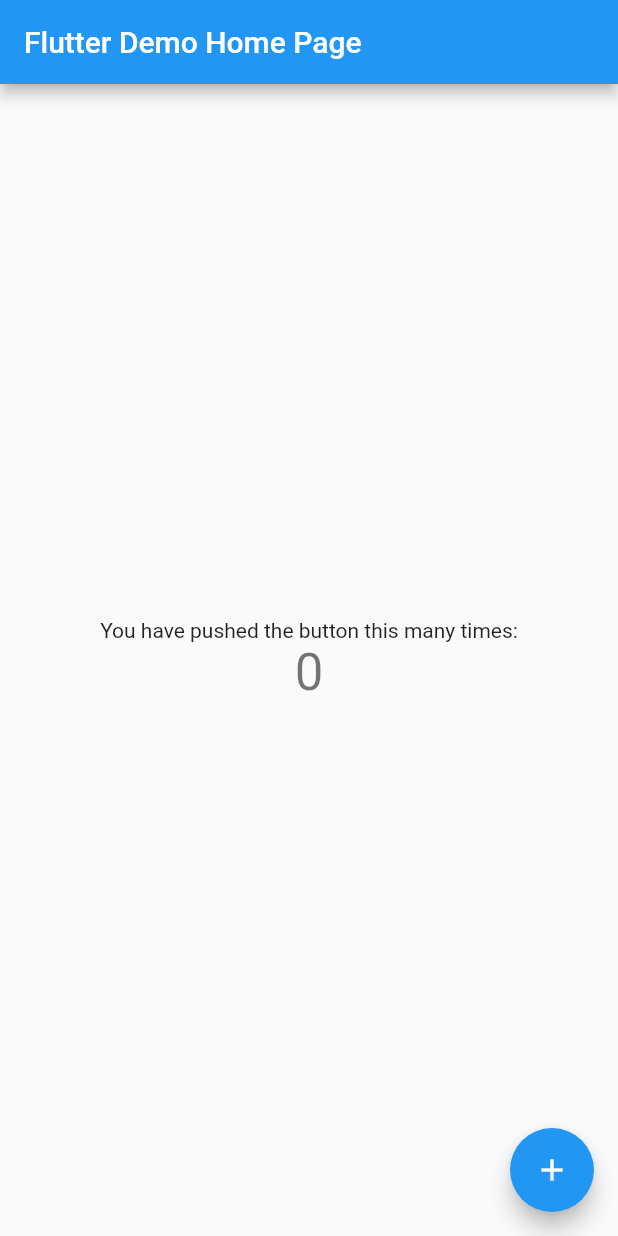
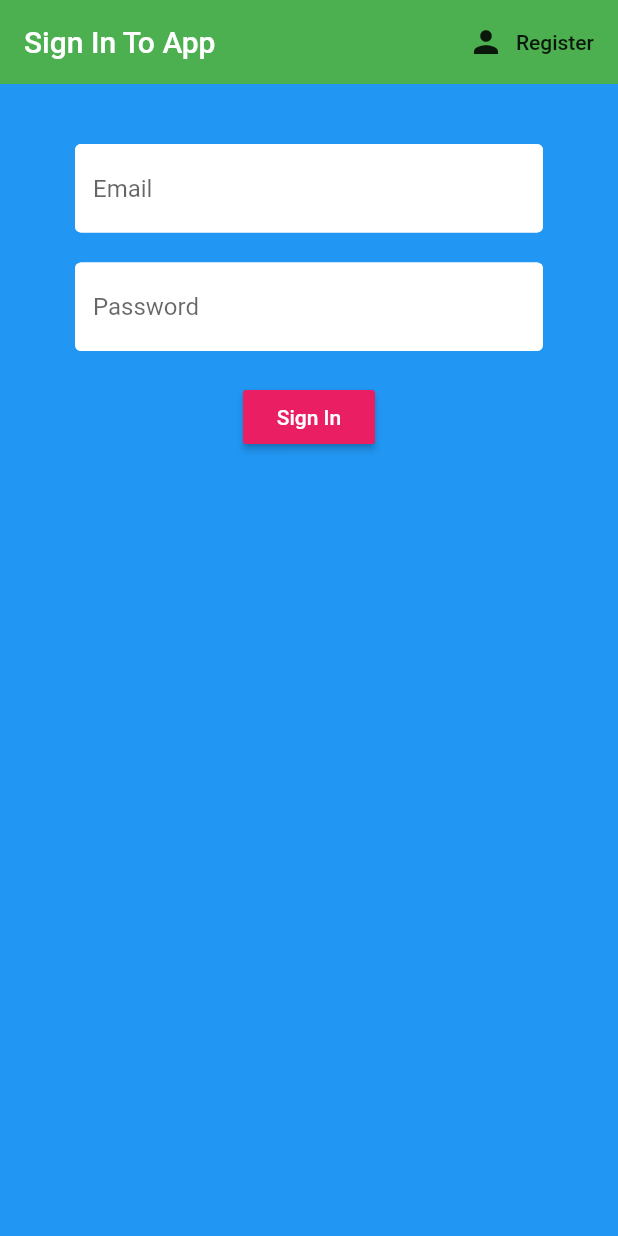
Before and after one commit to sanjaymj/GroceryStoreApp, a Flutter app: the screen it shows after launch, on a phone screen of 412 x 824 dp. Run offline on Flutter 3.47's test engine with Material 2 defaults, Android fonts, the phone set to English and light mode, and no system bars; our stand-ins replace firebase_auth, flutter_spinkit; accounts and stored records are empty.

Commit message:
Feature/sign in page (#1)
* add login page

* add sign in page

Co-authored-by: Sanjay <Sanjay.Jayaram@codecamp-n.com>

```diff
--- a/lib/main.dart
+++ b/lib/main.dart
@@ -1,111 +1,26 @@
+import 'package:dinci_samaan/models/user.dart';
+import 'package:dinci_samaan/services/firebase-auth.service.dart';
+import 'package:dinci_samaan/views/auth-wrapper.dart';
 import 'package:flutter/material.dart';
+import 'package:firebase_auth/firebase_auth.dart';
+import 'package:provider/provider.dart';
+void main() {
 
-void main() => runApp(MyApp());
+    runApp(new MyApp());
+
+}
+final FirebaseAuth auth = FirebaseAuth.instance;
 
 class MyApp extends StatelessWidget {
   // This widget is the root of your application.
   @override
   Widget build(BuildContext context) {
-    return MaterialApp(
-      title: 'Flutter Demo',
-      theme: ThemeData(
-        // This is the theme of your application.
-        //
-        // Try running your application with "flutter run". You'll see the
-        // application has a blue toolbar. Then, without quitting the app, try
-        // changing the primarySwatch below to Colors.green and then invoke
-        // "hot reload" (press "r" in the console where you ran "flutter run",
-        // or simply save your changes to "hot reload" in a Flutter IDE).
-        // Notice that the counter didn't reset back to zero; the application
-        // is not restarted.
-        primarySwatch: Colors.blue,
-      ),
-      home: MyHomePage(title: 'Flutter Demo Home Page'),
+    return StreamProvider<User>.value(
+      value: FirebaseAuthService().user,
+      child: MaterialApp(
+        home: AuthWrapper()
+      )
+
     );
   }
 }
-
-class MyHomePage extends StatefulWidget {
-  MyHomePage({Key key, this.title}) : super(key: key);
-
-  // This widget is the home page of your application. It is stateful, meaning
-  // that it has a State object (defined below) that contains fields that affect
-  // how it looks.
-
-  // This class is the configuration for the state. It holds the values (in this
-  // case the title) provided by the parent (in this case the App widget) and
-  // used by the build method of the State. Fields in a Widget subclass are
-  // always marked "final".
-
-  final String title;
-
-  @override
-  _MyHomePageState createState() => _MyHomePageState();
-}
-
-class _MyHomePageState extends State<MyHomePage> {
-  int _counter = 0;
-
-  void _incrementCounter() {
-    setState(() {
-      // This call to setState tells the Flutter framework that something has
-      // changed in this State, which causes it to rerun the build method below
-      // so that the display can reflect the updated values. If we changed
-      // _counter without calling setState(), then the build method would not be
-      // called again, and so nothing would appear to happen.
-      _counter++;
-    });
-  }
-
-  @override
-  Widget build(BuildContext context) {
-    // This method is rerun every time setState is called, for instance as done
-    // by the _incrementCounter method above.
-    //
-    // The Flutter framework has been optimized to make rerunning build methods
-    // fast, so that you can just rebuild anything that needs updating rather
-    // than having to individually change instances of widgets.
-    return Scaffold(
-      appBar: AppBar(
-        // Here we take the value from the MyHomePage object that was created by
-        // the App.build method, and use it to set our appbar title.
-        title: Text(widget.title),
-      ),
-      body: Center(
-        // Center is a layout widget. It takes a single child and positions it
-        // in the middle of the parent.
-        child: Column(
-          // Column is also a layout widget. It takes a list of children and
-          // arranges them vertically. By default, it sizes itself to fit its
-          // children horizontally, and tries to be as tall as its parent.
-          //
-          // Invoke "debug painting" (press "p" in the console, choose the
-          // "Toggle Debug Paint" action from the Flutter Inspector in Android
-          // Studio, or the "Toggle Debug Paint" command in Visual Studio Code)
-          // to see the wireframe for each widget.
-          //
-          // Column has various properties to control how it sizes itself and
-          // how it positions its children. Here we use mainAxisAlignment to
-          // center the children vertically; the main axis here is the vertical
-          // axis because Columns are vertical (the cross axis would be
-          // horizontal).
-          mainAxisAlignment: MainAxisAlignment.center,
-          children: <Widget>[
-            Text(
-              'You have pushed the button this many times:',
-            ),
-            Text(
-              '$_counter',
-              style: Theme.of(context).textTheme.display1,
-            ),
-          ],
-        ),
-      ),
-      floatingActionButton: FloatingActionButton(
-        onPressed: _incrementCounter,
-        tooltip: 'Increment',
-        child: Icon(Icons.add),
-      ), // This trailing comma makes auto-formatting nicer for build methods.
-    );
-  }
-}
--- /dev/null
+++ b/lib/models/user.dart
@@ -0,0 +1,5 @@
+class User {
+  final String uid;
+
+  User(this.uid);
+}
--- /dev/null
+++ b/lib/services/firebase-auth.service.dart
@@ -0,0 +1,51 @@
+import 'package:dinci_samaan/models/user.dart';
+import 'package:firebase_auth/firebase_auth.dart';
+
+class FirebaseAuthService{
+
+  final FirebaseAuth _auth = FirebaseAuth.instance;
+
+  User _createUserFromFirebaseUser(FirebaseUser user) {
+    return user != null ? User(user.uid): null;
+
+  }
+
+  Future signInAnonymously() async {
+    try{
+      FirebaseUser user = await _auth.signInAnonymously();
+      return _createUserFromFirebaseUser(user);
+    } catch (e) {
+      return null;
+    }
+  }
+
+  Stream<User> get user {
+    return _auth.onAuthStateChanged.map((FirebaseUser user) => _createUserFromFirebaseUser(user));
+  }
+
+  Future signOut() async {
+    try {
+      return await _auth.signOut();
+    } catch (e) {
+      return null;
+    }
+  }
+
+  Future registerWithEmailAndPassword(String email, String password) async{
+    try {
+      FirebaseUser user = await _auth.createUserWithEmailAndPassword(email: email, password: password);
+      return _createUserFromFirebaseUser(user);
+    } catch (e) {
+      return null;
+    }
+  }
+
+  Future signInWithEmailAndPassword(String email, String password) async{
+    try {
+      FirebaseUser user = await _auth.signInWithEmailAndPassword(email: email, password: password);
+      return _createUserFromFirebaseUser(user);
+    } catch (e) {
+      return null;
+    }
+  }
+}
--- /dev/null
+++ b/lib/utils/constants.dart
@@ -0,0 +1,13 @@
+import 'package:flutter/material.dart';
+
+const textFieldDecorator = InputDecoration(
+  hintText: 'Email',
+  fillColor: Colors.white,
+  filled: true,
+  enabledBorder: OutlineInputBorder(
+    borderSide: BorderSide(color: Colors.white, width: 2.0)
+  ),
+  focusedBorder: OutlineInputBorder(
+    borderSide: BorderSide(color: Colors.pink, width: 2.0)
+  )
+);
--- /dev/null
+++ b/lib/views/auth-wrapper.dart
@@ -0,0 +1,17 @@
+import 'package:dinci_samaan/models/user.dart';
+import 'package:dinci_samaan/views/authenticate/authenticate.dart';
+import 'package:dinci_samaan/views/home/home.dart';
+import 'package:flutter/material.dart';
+import 'package:provider/provider.dart';
+
+class AuthWrapper extends StatelessWidget {
+  @override
+  Widget build(BuildContext context) {
+    final user = Provider.of<User>(context);
+    if (user == null) {
+      return Authenticate();
+    }
+    return Home();
+
+  }
+}
--- /dev/null
+++ b/lib/views/authenticate/authenticate.dart
@@ -0,0 +1,25 @@
+import 'package:dinci_samaan/views/authenticate/register.dart';
+import 'package:dinci_samaan/views/authenticate/sign-in.dart';
+import 'package:flutter/material.dart';
+
+class Authenticate extends StatefulWidget {
+  @override
+  _AuthenticateState createState() => _AuthenticateState();
+}
+
+class _AuthenticateState extends State<Authenticate> {
+  bool showSignIn = true;
+
+  void toggleView() {
+    setState(() {
+      this.showSignIn = !this.showSignIn;
+    });
+  }
+  @override
+  Widget build(BuildContext context) {
+    if (showSignIn) {
+      return SignIn(toggleView: toggleView);
+    }
+    return Register(toggleView:toggleView);
+  }
+}
--- /dev/null
+++ b/lib/views/authenticate/register.dart
@@ -0,0 +1,95 @@
+import 'package:dinci_samaan/services/firebase-auth.service.dart';
+import 'package:dinci_samaan/utils/constants.dart';
+import 'package:dinci_samaan/utils/loading.dart';
+import 'package:flutter/material.dart';
+
+class Register extends StatefulWidget {
+  final Function toggleView;
+
+  Register({this.toggleView});
+  @override
+  _RegisterState createState() => _RegisterState();
+}
+
+class _RegisterState extends State<Register> {
+  final FirebaseAuthService _auth = new FirebaseAuthService();
+  final _formKey = GlobalKey<FormState>();
+
+  String email = '';
+  String password = '';
+  String error = '';
+  bool isLoading = false;
+
+  @override
+  Widget build(BuildContext context) {
+    return isLoading ? Loading(): Scaffold(
+      backgroundColor: Colors.blue,
+      appBar: AppBar(
+        backgroundColor: Colors.green,
+        elevation: 0.0,
+        title: Text('register In To App'),
+        actions: <Widget>[
+          FlatButton.icon(
+            onPressed: () async {
+              await widget.toggleView();
+            },
+            icon: Icon(Icons.person),
+            label: Text('Sign In'))
+        ],
+      ),
+      body: Container(
+        padding: EdgeInsets.symmetric(vertical: 20.0, horizontal: 50.0),
+        child: Form(
+          key: _formKey,
+          child: Column(
+            children: <Widget>[
+              SizedBox(height: 20.0),
+              TextFormField(
+                decoration: textFieldDecorator.copyWith(hintText: 'Email'),
+                validator: (val) => val.isEmpty ? 'error' : null,
+                onChanged: (val) {
+                  setState(() {
+                    this.email = val;
+                  });
+                }
+              ),
+              SizedBox(height: 20.0),
+              TextFormField(
+                decoration: textFieldDecorator.copyWith(hintText: 'Password'),
+                validator: (val) => val.length < 6 ? 'short password' : null,
+                obscureText: true,
+                onChanged: (val) {
+                  setState(() {
+                    this.password =val;
+                  });
+                }
+              ),
+              SizedBox(height: 20.0),
+              RaisedButton(
+                color: Colors.pink,
+                child: Text('Sign In', style: TextStyle(color: Colors.white)),
+                onPressed: () async {
+                  if (_formKey.currentState.validate()) {
+                    setState(() => isLoading = true);
+                    dynamic result = await _auth.registerWithEmailAndPassword(email, password);
+                    if (result == null) {
+                      setState(() => {
+                        isLoading = false,
+                        error = 'Failed to register'
+                      });
+                    }
+                  }
+                }
+              ),
+              SizedBox(height: 12.0),
+              Text(
+                error,
+                style: TextStyle(color: Colors.green, fontSize: 14.0)
+              )
+            ]
+          )
+        )
+      ),
+    );
+  }
+}
--- /dev/null
+++ b/lib/views/authenticate/sign-in.dart
@@ -0,0 +1,94 @@
+import 'package:dinci_samaan/services/firebase-auth.service.dart';
+import 'package:dinci_samaan/utils/constants.dart';
+import 'package:dinci_samaan/utils/loading.dart';
+import 'package:flutter/material.dart';
+
+class SignIn extends StatefulWidget {
+  final Function toggleView;
+
+  SignIn({this.toggleView});
+  @override
+  _SignInState createState() => _SignInState();
+}
+
+class _SignInState extends State<SignIn> {
+  final FirebaseAuthService _auth = new FirebaseAuthService();
+  final _formKey = GlobalKey<FormState>();
+
+  String email = '';
+  String password = '';
+  String error = '';
+  bool isLoading = false;
+
+  @override
+  Widget build(BuildContext context) {
+    return isLoading ? Loading() : Scaffold(
+      backgroundColor: Colors.blue,
+      appBar: AppBar(
+        backgroundColor: Colors.green,
+        elevation: 0.0,
+        title: Text('Sign In To App'),
+        actions: <Widget>[
+          FlatButton.icon(
+            onPressed: () async {
+              await widget.toggleView();
+            },
+            icon: Icon(Icons.person),
+            label: Text('Register'))
+        ],
+      ),
+      body: Container(
+        padding: EdgeInsets.symmetric(vertical: 20.0, horizontal: 50.0),
+        child: Form(
+          key: _formKey,
+          child: Column(
+            children: <Widget>[
+              SizedBox(height: 20.0),
+              TextFormField(
+                decoration: textFieldDecorator.copyWith(hintText: 'Email'),
+                validator: (val) => val.isEmpty ? 'error' : null,
+                onChanged: (val) {
+                  setState(() {
+                    this.email = val;
+                  });
+                }
+              ),
+              SizedBox(height: 20.0),
+              TextFormField(
+                decoration: textFieldDecorator.copyWith(hintText: 'Password'),
+                validator: (val) => val.length < 6 ? 'error' : null,
+                obscureText: true,
+                onChanged: (val) {
+                  setState(() {
+                    this.password =val;
+                  });
+                }
+              ),
+              SizedBox(height: 20.0),
+              RaisedButton(
+                color: Colors.pink,
+                child: Text('Sign In', style: TextStyle(color: Colors.white)),
+                onPressed: () async {
+                  if (_formKey.currentState.validate()) {
+                    setState(() => isLoading = true);
+                    dynamic result = await _auth.signInWithEmailAndPassword(email, password);
+                    if (result == null) {
+                      setState(() => {
+                        isLoading = false,
+                        error = 'Failed to signIn'
+                      });
+                    }
+                  }
+                }),
+                SizedBox(height: 12.0),
+                Text(
+                  error,
+                  style: TextStyle(color: Colors.green, fontSize: 14.0)
+                )
+            ]
+          )
+        )
+      ),
+    );
+  }
+}
--- a/pubspec.yaml
+++ b/pubspec.yaml
@@ -26,7 +26,10 @@ dependencies:
   firebase_core: ^0.4.5
   cloud_firestore: ^0.13.7
   firebase_database: ^3.0.7
+  firebase_auth: ^0.11.1+7
   uuid: 2.2.0
+  provider: 3.1.0
+  flutter_spinkit: ^4.1.2
 
 dev_dependencies:
   flutter_test:
```
Also changed, not shown: lib/utils/loading.dart (added, +17 -0 lines), lib/views/home/home.dart (added, +26 -0 lines), lib/models/index.dart (deleted), lib/services/firebase.service.dart (deleted), lib/utils/form-wrapper.dart (deleted), lib/views/overview.dart (deleted), pubspec.lock.
